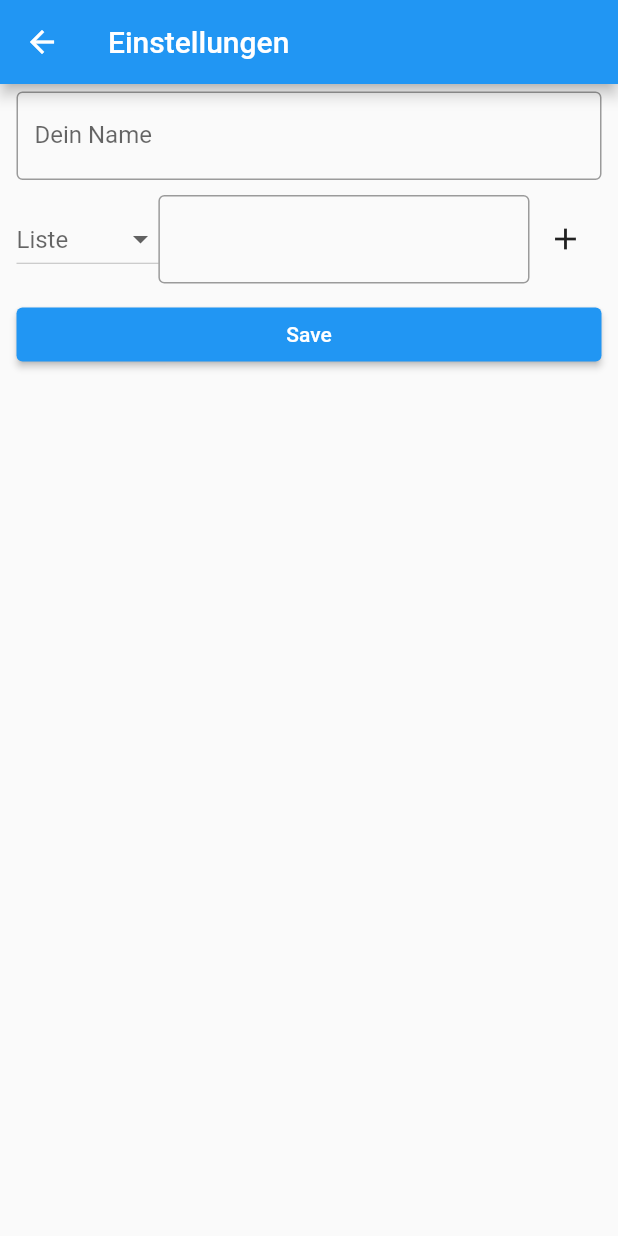
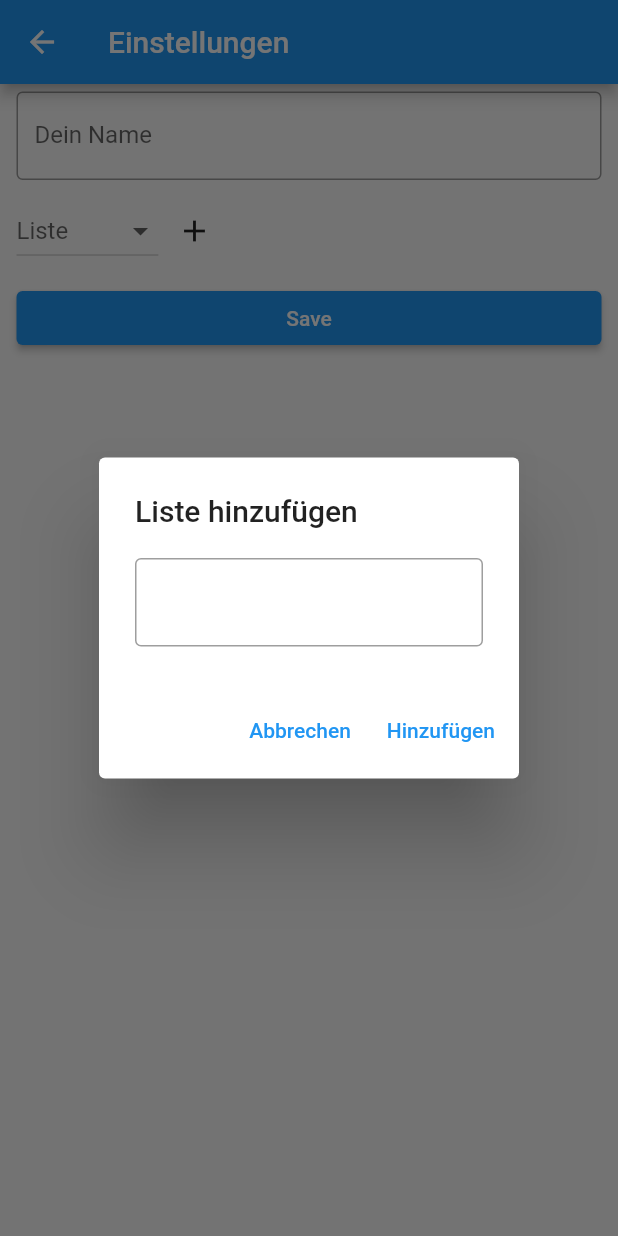
Before and after one commit to garritfra/fling, a Flutter app: the ConfigPage screen opened by its route, after a tap on the "add" icon, on a phone screen of 412 x 824 dp. Run offline on Flutter 3.47's test engine with Material 2 defaults, Android fonts, the phone set to English and light mode, and no system bars; our stand-ins replace cloud_firestore, firebase_core, localstorage; accounts and stored records are empty.

```diff
--- a/lib/config.dart
+++ b/lib/config.dart
@@ -83,6 +83,49 @@ class _ConfigPageState extends State<ConfigPage> {
 
   @override
   Widget build(BuildContext context) {
+    _showAddListDialog() {
+      showDialog(
+        context: context,
+        builder: (BuildContext context) {
+          return AlertDialog(
+            title: Text("Liste hinzufügen"),
+            content: Expanded(
+              child: Container(
+                child: TextField(
+                  controller: _newListController,
+                  decoration: InputDecoration(border: OutlineInputBorder()),
+                ),
+              ),
+            ),
+            actions: [
+              TextButton(
+                  child: Text('Abbrechen'),
+                  onPressed: () {
+                    Navigator.of(context).pop();
+                  }),
+              TextButton(
+                  child: Text('Hinzufügen'),
+                  onPressed: () {
+                    // Hier passiert etwas
+                    Navigator.of(context).pop();
+                    if (_newListController.text.isNotEmpty) {
+                      _addListToKnown(_newListController.text);
+                      _newListController.clear();
+                    }
+                  }),
+            ],
+          );
+        },
+      );
+    }
+
+    _buildAddListDialog() {
+      return IconButton(
+        icon: Icon(Icons.add),
+        onPressed: _showAddListDialog,
+      );
+    }
+
     return Scaffold(
       appBar: AppBar(
         title: Text("Einstellungen"),
@@ -126,24 +169,7 @@ class _ConfigPageState extends State<ConfigPage> {
                               });
                             },
                           ),
-                          Expanded(
-                            child: Container(
-                              child: TextField(
-                                controller: _newListController,
-                                decoration: InputDecoration(
-                                    border: OutlineInputBorder()),
-                              ),
-                            ),
-                          ),
-                          IconButton(
-                            icon: Icon(Icons.add),
-                            onPressed: () {
-                              if (_newListController.text.isNotEmpty) {
-                                _addListToKnown(_newListController.text);
-                                _newListController.clear();
-                              }
-                            },
-                          )
+                          _buildAddListDialog(),
                         ],
                       )),
                 ),
--- /dev/null
+++ b/lib/feature_manager.dart
@@ -0,0 +1,10 @@
+class Feature {
+  String name;
+  bool isEnabled;
+
+  Feature({ this.name, this.isEnabled });
+}
+
+class FeatureManager {
+  static var SETTINGS = Feature(name: "Settings", isEnabled: false);
+}
--- a/lib/shopping_list.dart
+++ b/lib/shopping_list.dart
@@ -1,4 +1,5 @@
 import 'package:cloud_firestore/cloud_firestore.dart';
+import 'package:fling/feature_manager.dart';
 import 'package:flutter/material.dart';
 import 'package:provider/provider.dart';
 
@@ -52,7 +53,10 @@ class _ShoppingListState extends State<ShoppingList> {
     Widget _buildAppBar() {
       return AppBar(
         title: Text(widget.title),
-        actions: [_buildDeleteButton(), _buildPreferencesButton()],
+        actions: [
+          _buildDeleteButton(),
+          if (FeatureManager.SETTINGS.isEnabled) _buildPreferencesButton()
+        ],
       );
     }
 
```
Also changed, not shown: pubspec.lock.
